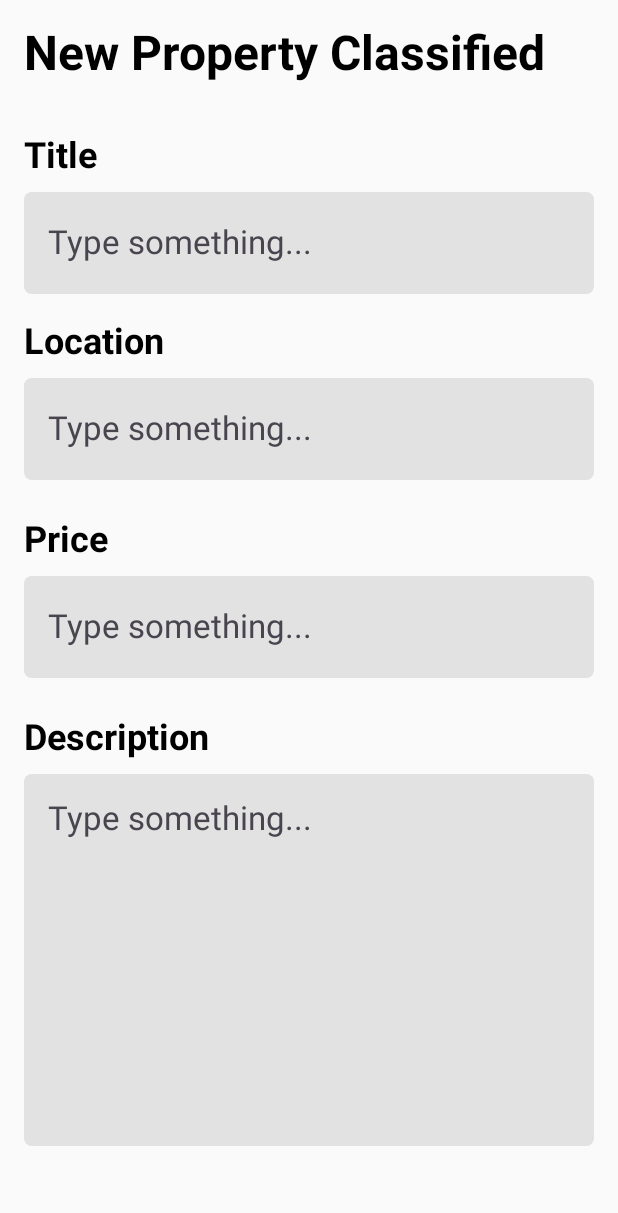
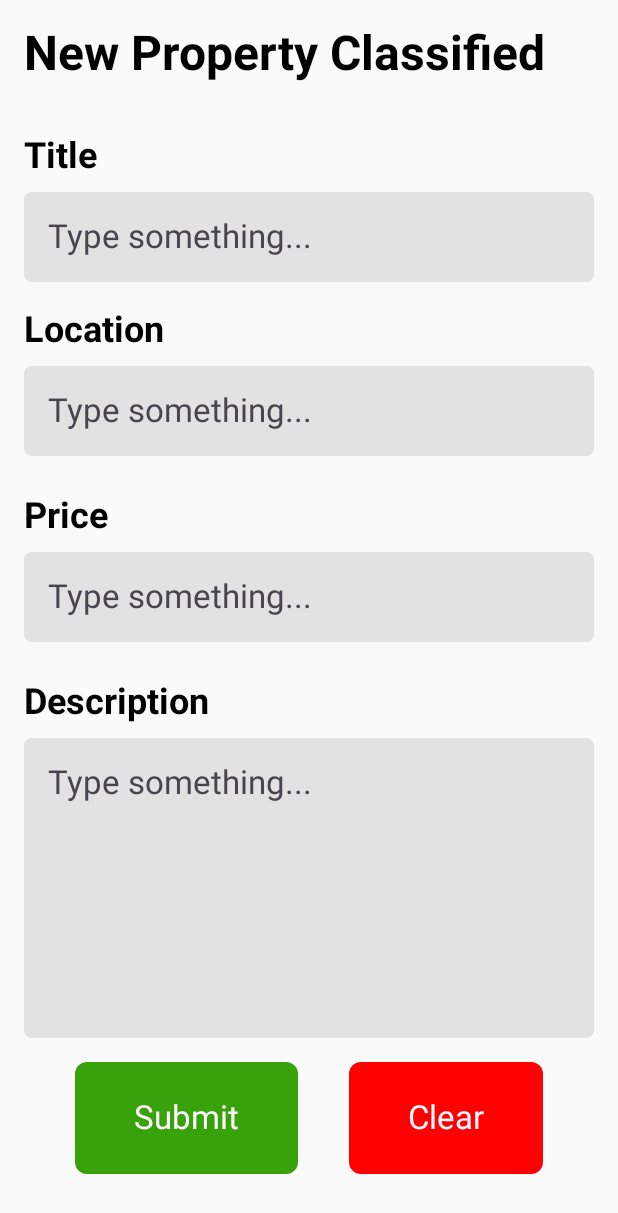
Before and after one commit to chrikara/Xe, an Android app built with Jetpack Compose: the screen it shows after launch (MainActivity), on a phone screen of 412 x 824 dp. Shown: the top 1213 px of the screen. Run offline under Robolectric (Android 15) with nearby library versions, the phone set to English and light mode, and no system bars; our stand-ins replace Dagger/Hilt's generated code.

Commit message:
Implemented whole screen and logic

```diff
--- a/app/src/main/java/com/example/xe/ui/xe/XeScreen.kt
+++ b/app/src/main/java/com/example/xe/ui/xe/XeScreen.kt
@@ -25,20 +25,23 @@ import androidx.compose.ui.Modifier
 import androidx.compose.ui.draw.clip
 import androidx.compose.ui.focus.FocusRequester
 import androidx.compose.ui.focus.focusRequester
+import androidx.compose.ui.graphics.Color
 import androidx.compose.ui.platform.LocalContext
 import androidx.compose.ui.platform.testTag
 import androidx.compose.ui.res.stringResource
 import androidx.compose.ui.text.input.KeyboardType
 import androidx.compose.ui.unit.dp
 import com.example.xe.R
+import com.example.xe.ui.theme.GreenXE
 import com.example.xe.ui.theme.LocalSpacing
+import com.example.xe.ui.xe.components.ButtonXe
+import com.example.xe.ui.xe.components.DialogXe
 import com.example.xe.ui.xe.components.LocationItemXe
 import com.example.xe.ui.xe.components.TextFieldXe
 import com.example.xe.ui.xe.components.TextViewXe
 import com.example.xe.ui.xe.components.trailingIconCheck
 import com.example.xe.utils.WindowType
 import kotlinx.coroutines.flow.Flow
-import kotlinx.coroutines.flow.collect
 
 @Composable
 fun XeScreen(
@@ -52,6 +55,16 @@ fun XeScreen(
     val spacing = LocalSpacing.current
     val context = LocalContext.current
     val focusRequester = remember { FocusRequester() }
+
+
+    if(state.isDialogShown){
+        DialogXe(
+            modifier = Modifier.testTag("Dialog"),
+            onDismissRequest = {onEvent(XeEvent.OnDialogDismissClicked)},
+            dialogTitle = "Success" ,
+            dialogText = state.jsonAdString ,
+        )
+    }
 
     LaunchedEffect(key1 = true){
         uiEventFlow.collect{
@@ -200,8 +213,28 @@ fun XeScreen(
                     singleLine = false
                     )
 
-                Spacer(modifier = Modifier.height(spacing.spaceMedium))
+            Row(
+                modifier = Modifier.fillMaxWidth(),
+                horizontalArrangement = Arrangement.SpaceEvenly
+            ) {
+                ButtonXe(
+                    text = stringResource(R.string.submit),
+                    onClick = {
+                        onEvent(XeEvent.OnSubmitClicked)
 
+                    },
+                    color = GreenXE,
+                    windowType = windowType
+                )
+
+                ButtonXe(
+                    text = stringResource(R.string.clear),
+                    onClick = {onEvent(XeEvent.OnClearClicked)},
+                    color = Color.Red,
+                    windowType = windowType
+                )
+
+            }
 
 
 
--- a/app/src/main/java/com/example/xe/ui/xe/XeState.kt
+++ b/app/src/main/java/com/example/xe/ui/xe/XeState.kt
@@ -19,6 +19,7 @@ data class XeState(
     val isLocationValid : Boolean = false,
     val isLoading : Boolean = false,
 
-    val isDialogShown : Boolean = false
+    val isDialogShown : Boolean = false,
+    val jsonAdString : String = "",
 
     )
--- /dev/null
+++ b/app/src/main/java/com/example/xe/ui/xe/components/ButtonXe.kt
@@ -0,0 +1,43 @@
+package com.example.xe.ui.xe.components
+
+
+import androidx.compose.foundation.layout.padding
+import androidx.compose.foundation.shape.RoundedCornerShape
+import androidx.compose.material3.Button
+import androidx.compose.material3.ButtonDefaults
+import androidx.compose.material3.MaterialTheme
+import androidx.compose.material3.Text
+import androidx.compose.runtime.Composable
+import androidx.compose.ui.Modifier
+import androidx.compose.ui.graphics.Color
+
+import androidx.compose.ui.unit.dp
+import com.example.xe.utils.WindowType
+
+
+@Composable
+fun ButtonXe(
+    modifier: Modifier = Modifier,
+    text: String = "Submit",
+    onClick: () -> Unit = {},
+    color : Color,
+    windowType: WindowType
+) {
+    Button(
+        onClick = onClick,
+        modifier = modifier,
+        colors = ButtonDefaults.buttonColors(
+            containerColor = color
+        ),
+
+        shape = RoundedCornerShape(8.dp)
+    ) {
+
+        Text(
+            modifier = Modifier.padding(if(windowType == WindowType.Mobile) 5.dp else 15.dp),
+            text = text,
+            style = if(windowType == WindowType.Mobile) MaterialTheme.typography.labelLarge else MaterialTheme.typography.titleLarge,
+            color = MaterialTheme.colorScheme.background,
+        )
+    }
+}
--- a/app/src/main/java/com/example/xe/ui/xe/components/TextFieldXe.kt
+++ b/app/src/main/java/com/example/xe/ui/xe/components/TextFieldXe.kt
@@ -38,7 +38,7 @@ fun TextFieldXe(
     TextField(
         value = value,
         modifier = modifier,
-        textStyle = if(windowType == WindowType.Mobile) LocalTextStyle.current else MaterialTheme.typography.headlineMedium,
+        textStyle = if(windowType == WindowType.Mobile) LocalTextStyle.current else MaterialTheme.typography.titleLarge,
         onValueChange = onValueChange,
         placeholder = {
             Box(
--- a/app/src/main/res/values/strings.xml
+++ b/app/src/main/res/values/strings.xml
@@ -4,4 +4,6 @@
     <string name="title">Title</string>
     <string name="price">Price</string>
     <string name="description">Description</string>
+    <string name="submit">Submit</string>
+    <string name="clear">Clear</string>
 </resources>
```
Also changed, not shown: app/src/main/java/com/example/xe/domain/model/Ad.kt (added, +16 -0 lines), app/src/main/java/com/example/xe/ui/xe/XeViewModel.kt (+41 -17 lines), app/src/main/java/com/example/xe/ui/xe/components/DialogXe.kt (added, +50 -0 lines), 2 other files.
